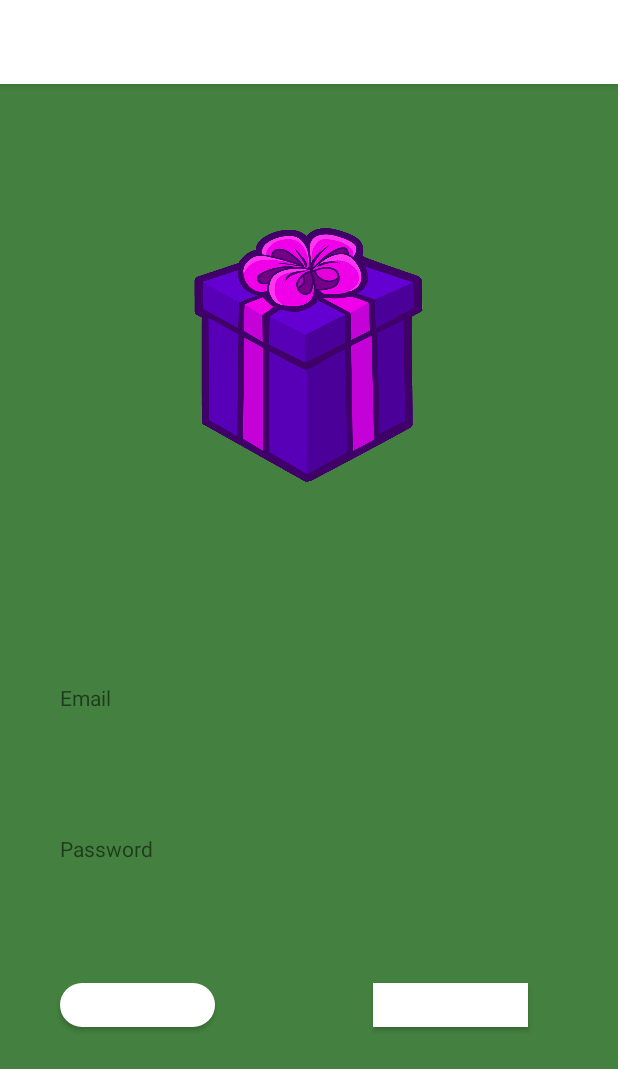
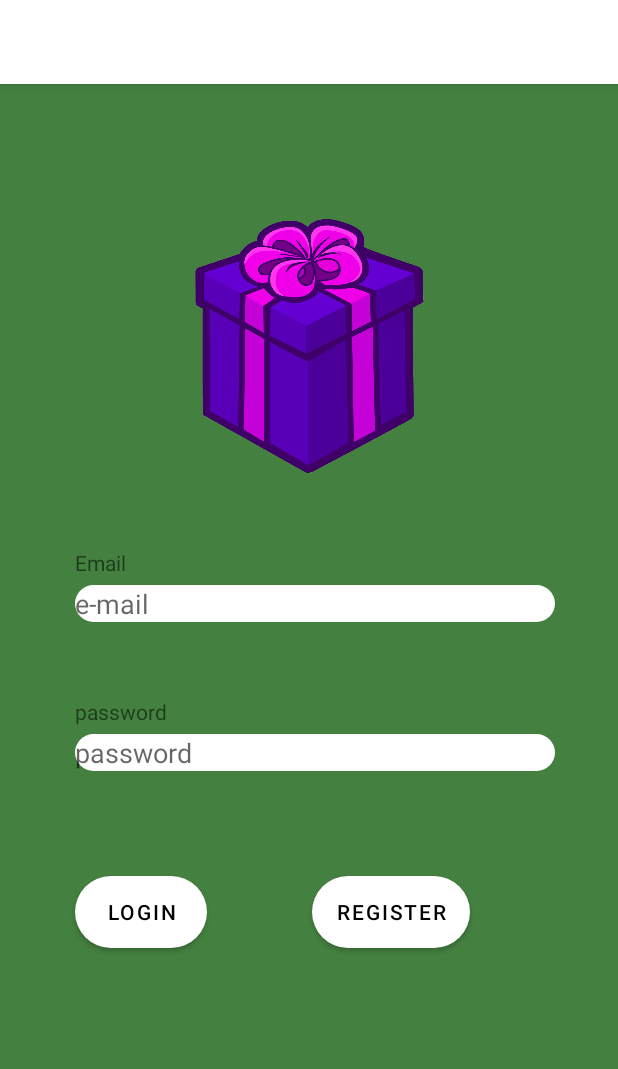
Before and after one commit to aleix-batchelli/PrPr2, an Android app: the screen it shows after launch (MainActivity), on a phone screen of 412 x 824 dp. Shown: the top 1069 px of the screen. Run offline under Robolectric (Android 15) with nearby library versions, the phone set to English and light mode, and no system bars.

Commit message:
add main logic and some more layouts

```diff
--- a/app/src/main/java/com/example/practica_final/MainActivity.java
+++ b/app/src/main/java/com/example/practica_final/MainActivity.java
@@ -1,15 +1,51 @@
 package com.example.practica_final;
 
 import androidx.appcompat.app.AppCompatActivity;
+import androidx.core.content.ContextCompat;
 
+import android.content.Intent;
+import android.content.pm.PackageManager;
 import android.os.Bundle;
+import android.view.View;
+import android.widget.Button;
+import android.widget.EditText;
+import android.widget.Toast;
 
 public class MainActivity extends AppCompatActivity {
 
+    private Button loginButton;
+    private Button registerButton;
+    private EditText emailET;
+    private EditText passwordET;
     @Override
     protected void onCreate(Bundle savedInstanceState) {
         super.onCreate(savedInstanceState);
         setContentView(R.layout.login);
+        setComponents();
+
+        registerButton.setOnClickListener((new View.OnClickListener() {
+            @Override
+            public void onClick(View view) {
+                // create new activity for register view
+            }
+        }));
+
+        loginButton.setOnClickListener((new View.OnClickListener() {
+            @Override
+            public void onClick(View view) {
+                // get data from email edit text and password edit text and check credentials
+
+                // create new activity for feed view
+            }
+        }));
+
+    }
+
+    private void setComponents() {
+        this.loginButton = findViewById(R.id.loginButton);
+        this.registerButton = findViewById(R.id.registerButton);
+        this.emailET = findViewById(R.id.emailEditText);
+        this.passwordET = findViewById(R.id.passwordEditText);
     }
 
 }
--- /dev/null
+++ b/app/src/main/java/com/example/practica_final/RegisterActivity.java
@@ -0,0 +1,18 @@
+package com.example.practica_final;
+
+import android.content.Intent;
+import android.os.Bundle;
+import android.view.View;
+
+import androidx.appcompat.app.AppCompatActivity;
+
+public class RegisterActivity extends AppCompatActivity {
+
+    protected void onCreate(Bundle savedInstanceState) {
+        super.onCreate(savedInstanceState);
+        setContentView(R.layout.register);
+
+
+    }
+
+}
--- a/app/src/main/res/layout/login.xml
+++ b/app/src/main/res/layout/login.xml
@@ -7,71 +7,91 @@
     android:layout_height="match_parent"
     tools:context=".MainActivity">
 
-
-    <TextView
-        android:id="@+id/textView"
-        android:layout_width="wrap_content"
-        android:layout_height="wrap_content"
-        android:text="Email"
-        app:layout_constraintBottom_toBottomOf="parent"
-        app:layout_constraintEnd_toEndOf="parent"
-        app:layout_constraintHorizontal_bias="0.106"
-        app:layout_constraintStart_toStartOf="parent"
-        app:layout_constraintTop_toTopOf="parent"
-        app:layout_constraintVertical_bias="0.533" />
-
-    <TextView
-        android:id="@+id/textView2"
-        android:layout_width="wrap_content"
-        android:layout_height="wrap_content"
-        android:text="Password"
-        app:layout_constraintBottom_toBottomOf="parent"
-        app:layout_constraintEnd_toEndOf="parent"
-        app:layout_constraintHorizontal_bias="0.114"
-        app:layout_constraintStart_toStartOf="parent"
-        app:layout_constraintTop_toTopOf="parent"
-        app:layout_constraintVertical_bias="0.668" />
-
-    <Button
-        android:id="@+id/button2"
-        android:layout_width="103dp"
-        android:layout_height="29dp"
-        android:layout_marginStart="6dp"
-        android:background="@drawable/shape"
-        android:text="dfghh"
-        app:layout_constraintBottom_toBottomOf="parent"
-        app:layout_constraintEnd_toEndOf="parent"
-        app:layout_constraintHorizontal_bias="0.112"
-        app:layout_constraintStart_toStartOf="parent"
-        app:layout_constraintTop_toTopOf="parent"
-        app:layout_constraintVertical_bias="0.811"
-        tools:ignore="MissingClass" />
-
-    <Button
-        android:id="@+id/button3"
-        android:layout_width="103dp"
-        android:layout_height="29dp"
-        android:layout_marginStart="6dp"
-        android:background="@color/white"
-        android:text="@string/resposta4_1"
-        app:layout_constraintBottom_toBottomOf="parent"
-        app:layout_constraintEnd_toEndOf="parent"
-        app:layout_constraintHorizontal_bias="0.801"
-        app:layout_constraintStart_toStartOf="parent"
-        app:layout_constraintTop_toTopOf="parent"
-        app:layout_constraintVertical_bias="0.811"
-        tools:ignore="MissingClass" />
-
     <ImageView
-        android:id="@+id/foto1"
+        android:id="@+id/logo"
         android:layout_width="190dp"
         android:layout_height="169dp"
         android:layout_marginStart="80dp"
-        android:layout_marginTop="96dp"
-        android:layout_marginEnd="81dp"
+        android:layout_marginTop="90dp"
+        android:layout_marginEnd="80dp"
         app:layout_constraintEnd_toEndOf="parent"
         app:layout_constraintStart_toStartOf="parent"
         app:layout_constraintTop_toTopOf="parent"
         app:srcCompat="@drawable/logo" />
 
+
+    <TextView
+        android:id="@+id/emailTV"
+        android:layout_width="wrap_content"
+        android:layout_height="wrap_content"
+        android:text="Email"
+        app:layout_constraintStart_toStartOf="parent"
+        app:layout_constraintTop_toBottomOf="@id/logo"
+        android:layout_marginLeft="50dp"
+        android:layout_marginTop="50dp"
+        />
+    <EditText
+        android:id="@+id/emailEditText"
+        android:layout_width="wrap_content"
+        android:layout_height="wrap_content"
+        android:ems="15"
+        android:inputType="textPersonName"
+        android:singleLine="true"
+        android:hint="@string/email"
+        android:background="@drawable/shape"
+        app:layout_constraintTop_toBottomOf="@id/emailTV"
+        app:layout_constraintStart_toStartOf="@id/emailTV"
+        android:layout_marginTop="5dp"/>
+
+    <TextView
+        android:id="@+id/passwordTV"
+        android:layout_width="wrap_content"
+        android:layout_height="wrap_content"
+        android:text="@string/password"
+        app:layout_constraintStart_toStartOf="parent"
+        app:layout_constraintTop_toBottomOf="@id/emailEditText"
+        android:layout_marginLeft="50dp"
+        android:layout_marginTop="50dp"
+        />
+
+    <EditText
+        android:id="@+id/passwordEditText"
+        android:layout_width="wrap_content"
+        android:layout_height="wrap_content"
+        android:ems="15"
+        android:inputType="textPassword"
+        android:singleLine="true"
+        android:hint="@string/password"
+        android:background="@drawable/shape"
+        app:layout_constraintTop_toBottomOf="@id/passwordTV"
+        app:layout_constraintStart_toStartOf="@id/passwordTV"
+        android:layout_marginTop="5dp"/>
+
+
+
+    <Button
+        android:id="@+id/loginButton"
+        android:layout_width="wrap_content"
+        android:layout_height="wrap_content"
+        android:text="@string/login"
+        android:background="@drawable/shape"
+        android:textColor="@color/black"
+        app:layout_constraintTop_toBottomOf="@id/passwordEditText"
+        app:layout_constraintStart_toStartOf="@id/passwordEditText"
+        android:layout_marginTop="70dp"
+        />
+
+    <Button
+        android:id="@+id/registerButton"
+        android:layout_width="wrap_content"
+        android:layout_height="wrap_content"
+        android:text="@string/register"
+        android:background="@drawable/shape"
+        android:textColor="@color/black"
+        app:layout_constraintTop_toTopOf="@id/loginButton"
+        app:layout_constraintStart_toEndOf="@id/loginButton"
+        android:layout_marginLeft="70dp"
+        />
+
+
 </androidx.constraintlayout.widget.ConstraintLayout>
--- a/app/src/main/res/values/strings.xml
+++ b/app/src/main/res/values/strings.xml
@@ -1,4 +1,5 @@
 <resources>
+    <string name="app_name">PRACTICA_FINAL</string>
     <string name="create_wish_list">Create wish list</string>
     <string name="select_wish_list">Select wish list</string>
     <string name="manage_friends">Manage friends</string>
@@ -37,4 +38,5 @@
     <string name="search_new_users">Search new users</string>
     <string name="delete_friends">Delete friends</string>
     <string name="search_user">Search user</string>
+    <string name="login">Login</string>
 </resources>
```
